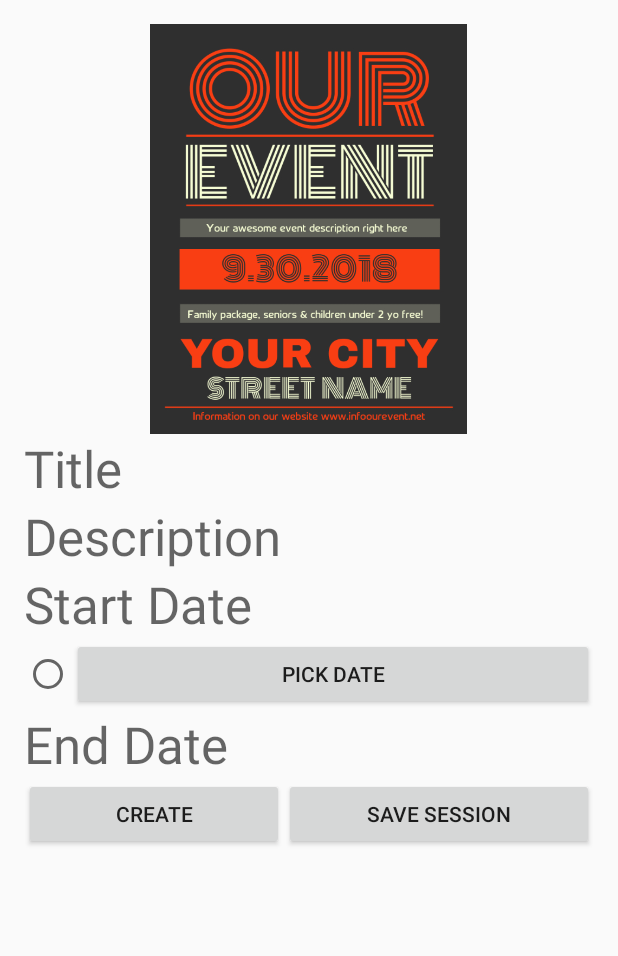
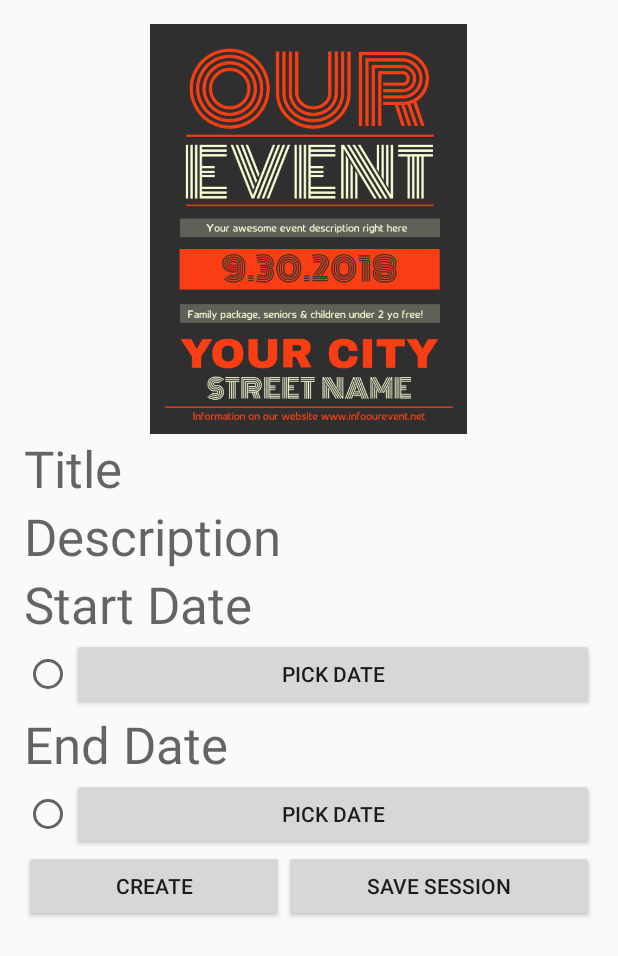
Before and after one commit to mudebbela/poster-parser, an Android app: the layout activity_create_event.xml on its own in the app's theme, with its tools: preview values and no code run, on a phone screen of 412 x 824 dp. Shown: the top 956 px of the screen. Run offline under Robolectric (Android 15) with nearby library versions, the phone set to English and light mode, and no system bars.

Commit message:
Radio button logic additions

```diff
--- a/app/src/main/res/layout/activity_create_event.xml
+++ b/app/src/main/res/layout/activity_create_event.xml
@@ -71,10 +71,12 @@
                 android:layout_width="match_parent"
                 android:layout_height="wrap_content"
                 android:orientation="horizontal">
+
                 <RadioButton
+
+                    android:id="@+id/radioButtonCustomStartDate"
                     android:layout_width="wrap_content"
-                    android:layout_height="wrap_content">
-                </RadioButton>
+                    android:layout_height="wrap_content"></RadioButton>
                 <Button
                     android:id="@+id/buttonStartDateTimePicker"
                     android:layout_width="match_parent"
@@ -88,13 +90,6 @@
 
         </RadioGroup>
 
-<!--        <DatePicker-->
-<!--            android:id="@+id/DatePickerStartDate"-->
-<!--            android:layout_width="match_parent"-->
-<!--            android:layout_height="wrap_content"-->
-<!--            android:calendarViewShown="false"-->
-<!--            android:datePickerMode="spinner" />-->
-
 
         <TextView
             android:id="@+id/textView3"
@@ -107,6 +102,22 @@
             android:id="@+id/radioGroupEndDate"
             android:layout_width="match_parent"
             android:layout_height="wrap_content">
+
+            <LinearLayout
+                android:layout_width="match_parent"
+                android:layout_height="wrap_content"
+                android:orientation="horizontal">
+
+                <RadioButton
+                    android:id="@+id/radioButttonCustomEndDate"
+                    android:layout_width="wrap_content"
+                    android:layout_height="wrap_content"></RadioButton>
+                <Button
+                    android:id="@+id/buttonEndDateTimePicker"
+                    android:layout_width="match_parent"
+                    android:layout_height="wrap_content"
+                    android:text="Pick Date" />
+            </LinearLayout>
 
         </RadioGroup>
 
```
